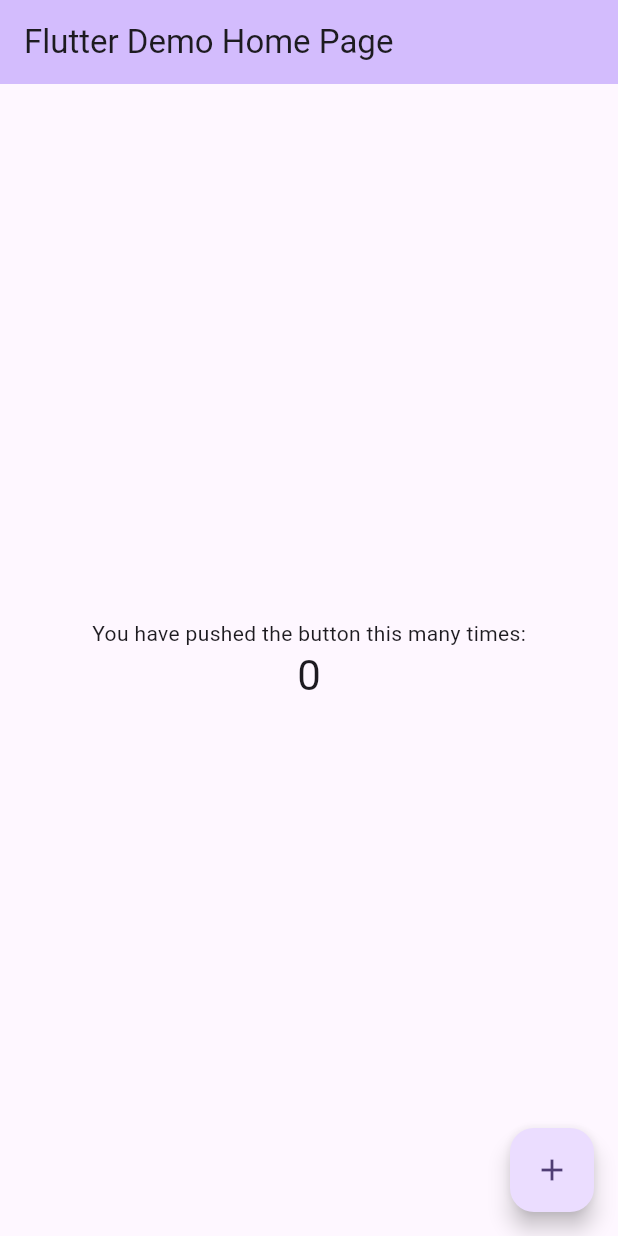
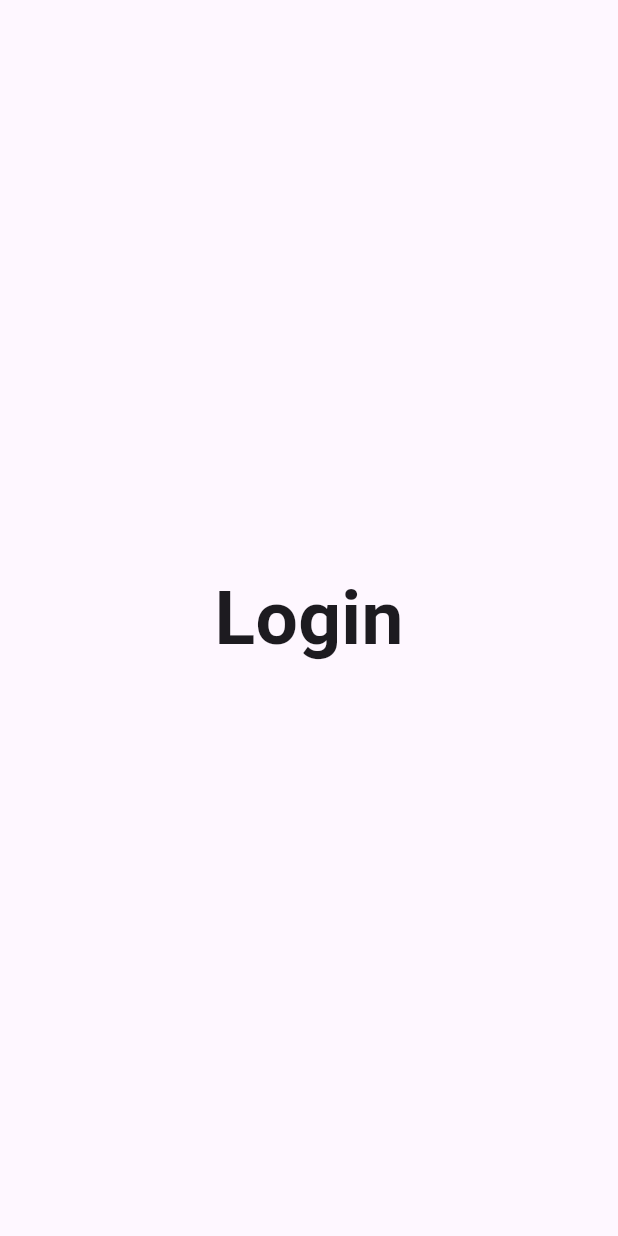
Before and after one commit to ahmedfaragmohamed/budgetko, a Flutter app: the screen it shows after launch, on a phone screen of 412 x 824 dp. Run offline on Flutter 3.47's test engine with Material 3 defaults, Android fonts, the phone set to English and light mode, and no system bars.

Commit message:
intial commit

```diff
--- a/lib/main.dart
+++ b/lib/main.dart
@@ -1,125 +1,17 @@
+import 'package:budgetko/screens/login_screen.dart';
 import 'package:flutter/material.dart';
 
 void main() {
   runApp(const MyApp());
 }
-
 class MyApp extends StatelessWidget {
   const MyApp({super.key});
 
-  // This widget is the root of your application.
   @override
   Widget build(BuildContext context) {
     return MaterialApp(
-      title: 'Flutter Demo',
-      theme: ThemeData(
-        // This is the theme of your application.
-        //
-        // TRY THIS: Try running your application with "flutter run". You'll see
-        // the application has a purple toolbar. Then, without quitting the app,
-        // try changing the seedColor in the colorScheme below to Colors.green
-        // and then invoke "hot reload" (save your changes or press the "hot
-        // reload" button in a Flutter-supported IDE, or press "r" if you used
-        // the command line to start the app).
-        //
-        // Notice that the counter didn't reset back to zero; the application
-        // state is not lost during the reload. To reset the state, use hot
-        // restart instead.
-        //
-        // This works for code too, not just values: Most code changes can be
-        // tested with just a hot reload.
-        colorScheme: ColorScheme.fromSeed(seedColor: Colors.deepPurple),
-        useMaterial3: true,
-      ),
-      home: const MyHomePage(title: 'Flutter Demo Home Page'),
+      debugShowCheckedModeBanner: false,
+      home: LoginScreen(),
     );
   }
 }
-
-class MyHomePage extends StatefulWidget {
-  const MyHomePage({super.key, required this.title});
-
-  // This widget is the home page of your application. It is stateful, meaning
-  // that it has a State object (defined below) that contains fields that affect
-  // how it looks.
-
-  // This class is the configuration for the state. It holds the values (in this
-  // case the title) provided by the parent (in this case the App widget) and
-  // used by the build method of the State. Fields in a Widget subclass are
-  // always marked "final".
-
-  final String title;
-
-  @override
-  State<MyHomePage> createState() => _MyHomePageState();
-}
-
-class _MyHomePageState extends State<MyHomePage> {
-  int _counter = 0;
-
-  void _incrementCounter() {
-    setState(() {
-      // This call to setState tells the Flutter framework that something has
-      // changed in this State, which causes it to rerun the build method below
-      // so that the display can reflect the updated values. If we changed
-      // _counter without calling setState(), then the build method would not be
-      // called again, and so nothing would appear to happen.
-      _counter++;
-    });
-  }
-
-  @override
-  Widget build(BuildContext context) {
-    // This method is rerun every time setState is called, for instance as done
-    // by the _incrementCounter method above.
-    //
-    // The Flutter framework has been optimized to make rerunning build methods
-    // fast, so that you can just rebuild anything that needs updating rather
-    // than having to individually change instances of widgets.
-    return Scaffold(
-      appBar: AppBar(
-        // TRY THIS: Try changing the color here to a specific color (to
-        // Colors.amber, perhaps?) and trigger a hot reload to see the AppBar
-        // change color while the other colors stay the same.
-        backgroundColor: Theme.of(context).colorScheme.inversePrimary,
-        // Here we take the value from the MyHomePage object that was created by
-        // the App.build method, and use it to set our appbar title.
-        title: Text(widget.title),
-      ),
-      body: Center(
-        // Center is a layout widget. It takes a single child and positions it
-        // in the middle of the parent.
-        child: Column(
-          // Column is also a layout widget. It takes a list of children and
-          // arranges them vertically. By default, it sizes itself to fit its
-          // children horizontally, and tries to be as tall as its parent.
-          //
-          // Column has various properties to control how it sizes itself and
-          // how it positions its children. Here we use mainAxisAlignment to
-          // center the children vertically; the main axis here is the vertical
-          // axis because Columns are vertical (the cross axis would be
-          // horizontal).
-          //
-          // TRY THIS: Invoke "debug painting" (choose the "Toggle Debug Paint"
-          // action in the IDE, or press "p" in the console), to see the
-          // wireframe for each widget.
-          mainAxisAlignment: MainAxisAlignment.center,
-          children: <Widget>[
-            const Text(
-              'You have pushed the button this many times:',
-            ),
-            Text(
-              '$_counter',
-              style: Theme.of(context).textTheme.headlineMedium,
-            ),
-          ],
-        ),
-      ),
-      floatingActionButton: FloatingActionButton(
-        onPressed: _incrementCounter,
-        tooltip: 'Increment',
-        child: const Icon(Icons.add),
-      ), // This trailing comma makes auto-formatting nicer for build methods.
-    );
-  }
-}
--- /dev/null
+++ b/lib/screens/login_screen.dart
@@ -0,0 +1,16 @@
+import 'package:flutter/material.dart';
+
+class LoginScreen extends StatelessWidget {
+  const LoginScreen({super.key});
+
+  @override
+  Widget build(BuildContext context) {
+    return Scaffold(
+      body: Center(
+          child: Text(
+        "Login",
+        style: TextStyle(fontSize: 50, fontWeight: FontWeight.bold),
+      )),
+    );
+  }
+}
--- /dev/null
+++ b/lib/screens/register_screen.dart
@@ -0,0 +1,16 @@
+import 'package:flutter/material.dart';
+
+class RegisterScreen extends StatelessWidget {
+  const RegisterScreen({super.key});
+
+  @override
+  Widget build(BuildContext context) {
+    return Scaffold(
+      body: Center(
+          child: Text(
+            "Register",
+            style: TextStyle(fontSize: 50, fontWeight: FontWeight.bold),
+          )),
+    );
+  }
+}
--- a/pubspec.yaml
+++ b/pubspec.yaml
@@ -45,7 +45,7 @@ dev_dependencies:
   # activated in the `analysis_options.yaml` file located at the root of your
   # package. See that file for information about deactivating specific lint
   # rules and activating additional ones.
-  flutter_lints: ^2.0.0
+#  flutter_lints: ^2.0.0
 
 # For information on the generic Dart part of this file, see the
 # following page: https://dart.dev/tools/pub/pubspec
```
Also changed, not shown: pubspec.lock.
